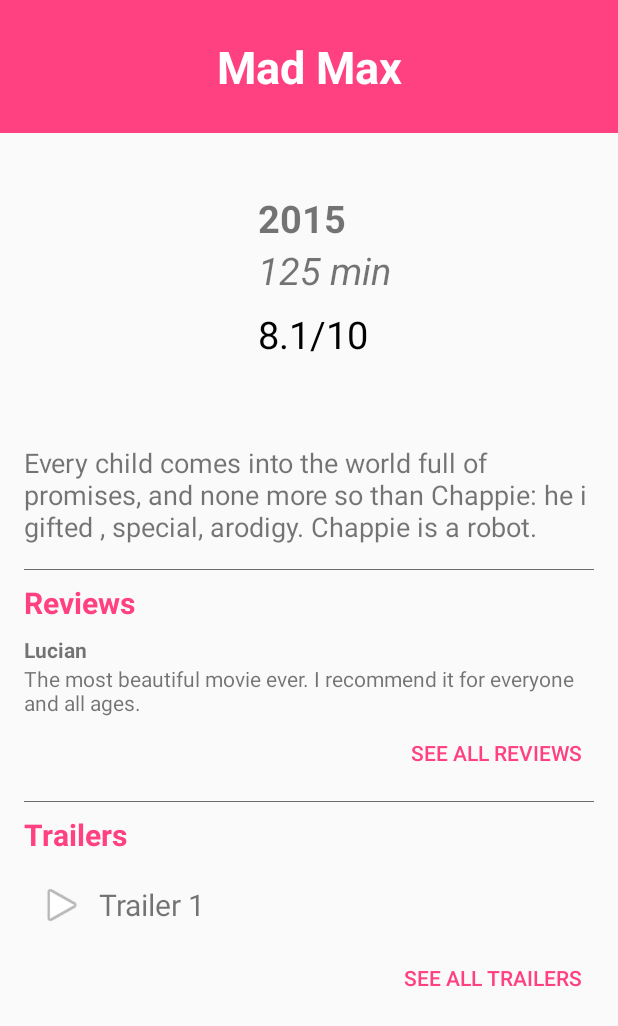
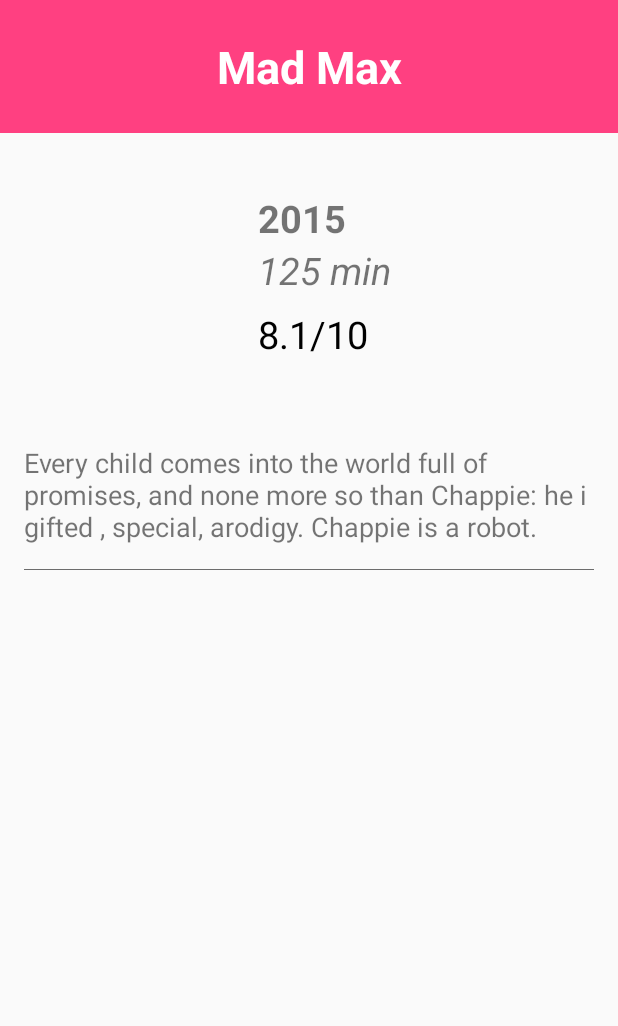
Before and after one commit to paladin952/UdacityMovieApp, an Android app: the layout activity_detail.xml on its own in the app's theme, with its tools: preview values and no code run, on a phone screen of 412 x 824 dp. Shown: the top 1026 px of the screen. Run offline under Robolectric (Android 15) with nearby library versions, the phone set to English and light mode, and no system bars.

Commit message:
show/hide trailers if reviews based on data from server

```diff
--- a/app/src/main/java/clpstudio/com/udacitymovieapp/data/repos/ApiService.java
+++ b/app/src/main/java/clpstudio/com/udacitymovieapp/data/repos/ApiService.java
@@ -2,7 +2,7 @@ package clpstudio.com.udacitymovieapp.data.repos;
 
 import clpstudio.com.udacitymovieapp.data.model.movie.PopularMovieModel;
 import clpstudio.com.udacitymovieapp.data.model.review.ReviewResponseModel;
-import clpstudio.com.udacitymovieapp.data.model.trailer.TrailerModel;
+import clpstudio.com.udacitymovieapp.data.model.trailer.TrailerResponseModel;
 import io.reactivex.Single;
 import retrofit2.http.GET;
 import retrofit2.http.Path;
@@ -17,7 +17,7 @@ public interface ApiService {
     Single<PopularMovieModel> getTopRatedMovies(@Query("api_key") String apiKey);
 
     @GET("movie/{id}/videos")
-    Single<TrailerModel> getTrailers(@Path("id") int id, @Query("api_key") String apiKey);
+    Single<TrailerResponseModel> getTrailers(@Path("id") int id, @Query("api_key") String apiKey);
 
     @GET("movie/{id}/reviews")
     Single<ReviewResponseModel> getReviews(@Path("id") int id, @Query("api_key") String apiKey);
--- a/app/src/main/java/clpstudio/com/udacitymovieapp/data/repos/MovieRepository.java
+++ b/app/src/main/java/clpstudio/com/udacitymovieapp/data/repos/MovieRepository.java
@@ -7,7 +7,7 @@ import javax.inject.Inject;
 import clpstudio.com.udacitymovieapp.R;
 import clpstudio.com.udacitymovieapp.data.model.movie.PopularMovieModel;
 import clpstudio.com.udacitymovieapp.data.model.review.ReviewResponseModel;
-import clpstudio.com.udacitymovieapp.data.model.trailer.TrailerModel;
+import clpstudio.com.udacitymovieapp.data.model.trailer.TrailerResponseModel;
 import io.reactivex.Single;
 
 public class MovieRepository {
@@ -33,7 +33,7 @@ public class MovieRepository {
         return apiService.getReviews(id, resources.getString(R.string.api_key));
     }
 
-    public Single<TrailerModel> getTrailers(int id) {
+    public Single<TrailerResponseModel> getTrailers(int id) {
         return apiService.getTrailers(id, resources.getString(R.string.api_key));
     }
 }
--- a/app/src/main/res/layout/activity_detail.xml
+++ b/app/src/main/res/layout/activity_detail.xml
@@ -88,11 +88,20 @@
             android:layout_marginRight="16dp"
             android:background="@color/grey_3"/>
 
+        <ProgressBar
+            android:id="@+id/progress_bar"
+            android:layout_width="wrap_content"
+            android:layout_height="wrap_content"
+            android:layout_gravity="center"
+            android:layout_marginTop="8dp"
+            android:visibility="gone"/>
+
         <LinearLayout
             android:id="@+id/review_trailers_section"
             android:layout_width="match_parent"
             android:layout_height="wrap_content"
-            android:orientation="vertical">
+            android:orientation="vertical"
+            android:visibility="gone">
 
             <TextView
                 android:layout_width="wrap_content"
@@ -142,6 +151,12 @@
                 android:layout_marginTop="8dp"
                 android:background="@color/grey_3"/>
 
+            <LinearLayout
+                android:id="@+id/trailers_container"
+                android:layout_width="match_parent"
+                android:layout_height="wrap_content"
+                android:orientation="vertical">
+
                 <TextView
                     android:layout_width="wrap_content"
                     android:layout_height="wrap_content"
@@ -161,20 +176,18 @@
                     android:paddingRight="16dp">
 
                     <ImageButton
-                    android:background="@android:color/transparent"
                         android:id="@+id/trailer_1_play_button"
                         android:layout_width="50dp"
                         android:layout_height="50dp"
+                        android:background="@android:color/transparent"
                         android:src="@android:drawable/ic_media_play"/>
 
                     <TextView
-                    android:textSize="20sp"
                         android:layout_width="wrap_content"
                         android:layout_height="wrap_content"
                         android:layout_gravity="center_vertical"
-                    android:text="@string/trailer_1"/>
-
-
+                        android:text="@string/trailer_1"
+                        android:textSize="20sp"/>
                 </LinearLayout>
 
                 <Button
@@ -182,6 +195,7 @@
                     android:layout_width="wrap_content"
                     android:layout_height="wrap_content"
                     android:layout_gravity="right"
+                    android:layout_marginBottom="16dp"
                     android:layout_marginRight="16dp"
                     android:background="@android:color/transparent"
                     android:paddingLeft="8dp"
@@ -192,4 +206,6 @@
             </LinearLayout>
 
         </LinearLayout>
+
+    </LinearLayout>
 </ScrollView>
```
Also changed, not shown: app/src/main/java/clpstudio/com/udacitymovieapp/data/model/trailer/TrailerResponseModel.java (added, +30 -0 lines), app/src/main/java/clpstudio/com/udacitymovieapp/data/model/zip/ReviewTrailerModel.java (+4 -4 lines), app/src/main/java/clpstudio/com/udacitymovieapp/ui/detail/DetailPresenter.java (+43 -2 lines), app/src/main/java/clpstudio/com/udacitymovieapp/ui/detail/DetailsActivity.java (+55 -3 lines). Lines whose indentation alone changed are shown as unchanged.
